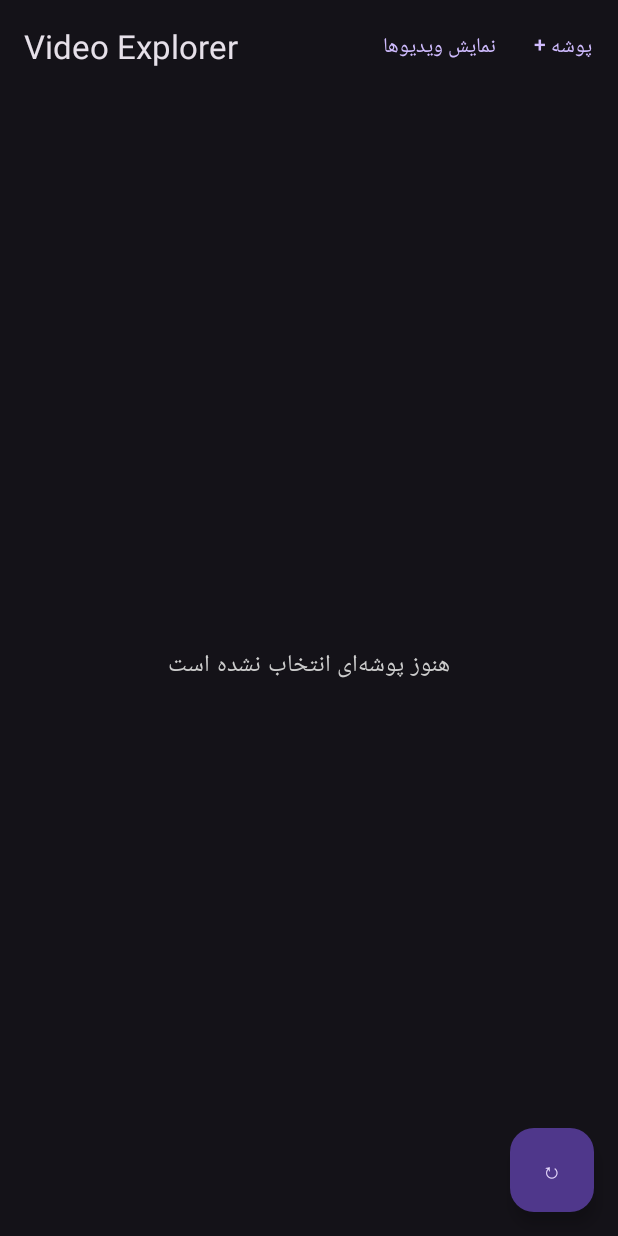
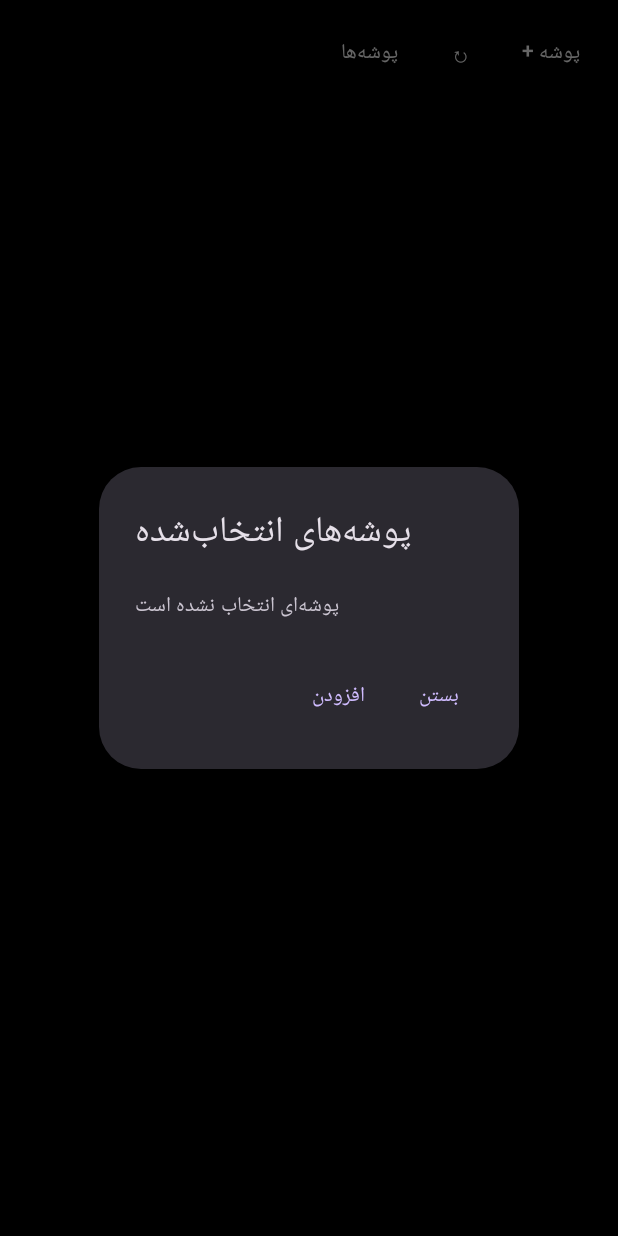
Before and after one commit to cejwan/videoexplorer, an Android app built with Jetpack Compose: the screen it shows after launch (MainActivity), after a tap on "پوشه‌ها", on a phone screen of 412 x 824 dp. Run offline under Robolectric (Android 15) with nearby library versions, the phone set to English and light mode, and no system bars.

Commit message:
Update MainActivity.kt

```diff
--- a/app/src/main/java/ir/videoexplorer/app/MainActivity.kt
+++ b/app/src/main/java/ir/videoexplorer/app/MainActivity.kt
@@ -7,11 +7,10 @@ import androidx.activity.ComponentActivity
 import androidx.activity.compose.setContent
 import androidx.activity.result.contract.ActivityResultContracts
 import androidx.compose.foundation.background
-import androidx.compose.foundation.clickable
+import androidx.compose.foundation.gestures.detectTapGestures
 import androidx.compose.foundation.layout.*
-import androidx.compose.foundation.lazy.grid.GridCells
-import androidx.compose.foundation.lazy.grid.LazyVerticalGrid
-import androidx.compose.foundation.lazy.grid.itemsIndexed
+import androidx.compose.foundation.lazy.LazyColumn
+import androidx.compose.foundation.lazy.items
 import androidx.compose.foundation.pager.VerticalPager
 import androidx.compose.foundation.pager.rememberPagerState
 import androidx.compose.material3.*
@@ -19,19 +18,22 @@ import androidx.compose.runtime.*
 import androidx.compose.ui.Alignment
 import androidx.compose.ui.Modifier
 import androidx.compose.ui.graphics.Color
+import androidx.compose.ui.input.pointer.pointerInput
+import androidx.compose.ui.platform.LocalContext
 import androidx.compose.ui.unit.dp
 import androidx.compose.ui.viewinterop.AndroidView
 import androidx.media3.common.MediaItem
+import androidx.media3.common.Player
 import androidx.media3.exoplayer.ExoPlayer
 import androidx.media3.ui.PlayerView
-import coil.compose.AsyncImage
 import kotlinx.coroutines.launch
 
 class MainActivity : ComponentActivity() {
     private lateinit var store: FolderStore
     private var refresh: (() -> Unit)? = null
 
-    private val folderPicker = registerForActivityResult(ActivityResultContracts.OpenDocumentTree()) { uri ->
+    private val folderPicker =
+        registerForActivityResult(ActivityResultContracts.OpenDocumentTree()) { uri ->
             if (uri != null) {
                 store.addFolder(uri)
                 refresh?.invoke()
@@ -45,8 +47,9 @@ class MainActivity : ComponentActivity() {
             MaterialTheme(colorScheme = darkColorScheme()) {
                 VideoExplorerScreen(
                     store = store,
-                    onAddFolder = { folderPicker.launch(null) }
-                ) { callback -> refresh = callback }
+                    onAddFolder = { folderPicker.launch(null) },
+                    registerRefresh = { callback -> refresh = callback }
+                )
             }
         }
     }
@@ -57,7 +60,6 @@ class MainActivity : ComponentActivity() {
     }
 }
 
-@OptIn(ExperimentalMaterial3Api::class)
 @Composable
 private fun VideoExplorerScreen(
     store: FolderStore,
@@ -65,165 +67,151 @@ private fun VideoExplorerScreen(
     registerRefresh: ((() -> Unit) -> Unit)
 ) {
     var videos by remember { mutableStateOf<List<VideoItem>>(emptyList()) }
-    var selected by remember { mutableIntStateOf(-1) }
-    var tab by remember { mutableStateOf(false) }
     var folders by remember { mutableStateOf(store.folders()) }
+    var showFolders by remember { mutableStateOf(false) }
+    var scanning by remember { mutableStateOf(false) }
     val scope = rememberCoroutineScope()
 
     val reload: () -> Unit = {
+        if (!scanning) {
+            scanning = true
             scope.launch {
                 videos = store.scan()
                 folders = store.folders()
-            if (selected >= videos.size) selected = -1
+                scanning = false
+            }
         }
     }
 
     SideEffect { registerRefresh(reload) }
     LaunchedEffect(Unit) { reload() }
 
-    if (selected >= 0 && videos.isNotEmpty()) {
-        VideoFeed(videos = videos, startIndex = selected, onBack = { selected = -1 })
+    Box(Modifier.fillMaxSize().background(Color.Black)) {
+        if (videos.isEmpty()) {
+            Column(
+                Modifier.fillMaxSize(),
+                horizontalAlignment = Alignment.CenterHorizontally,
+                verticalArrangement = Arrangement.Center
+            ) {
+                Text(
+                    if (scanning) "در حال بررسی ویدیوها…" else "ویدیویی پیدا نشد",
+                    color = Color.White
+                )
+                Spacer(Modifier.height(16.dp))
+                Button(onClick = onAddFolder) { Text("انتخاب پوشه") }
+                Spacer(Modifier.height(8.dp))
+                TextButton(onClick = reload) { Text("بررسی دوباره", color = Color.White) }
+            }
         } else {
-        Scaffold(
-            topBar = {
-                TopAppBar(
-                    title = { Text("Video Explorer") },
-                    actions = {
-                        TextButton(onClick = { tab = !tab }) {
-                            Text(if (tab) "نمایش ویدیوها" else "پوشه‌ها")
+            VideoFeed(videos = videos)
         }
-                        TextButton(onClick = onAddFolder) { Text("+ پوشه") }
+
+        Row(
+            Modifier.fillMaxWidth().align(Alignment.TopEnd).padding(12.dp),
+            horizontalArrangement = Arrangement.End
+        ) {
+            TextButton(onClick = { showFolders = true }) {
+                Text("پوشه‌ها", color = Color.White)
             }
+            TextButton(onClick = reload) {
+                Text("↻", color = Color.White)
+            }
+            TextButton(onClick = onAddFolder) {
+                Text("+ پوشه", color = Color.White)
+            }
+        }
+    }
+
+    if (showFolders) {
+        AlertDialog(
+            onDismissRequest = { showFolders = false },
+            title = { Text("پوشه‌های انتخاب‌شده") },
+            text = {
+                if (folders.isEmpty()) {
+                    Text("پوشه‌ای انتخاب نشده است")
+                } else {
+                    LazyColumn {
+                        items(folders, key = { it.toString() }) { uri ->
+                            Row(
+                                Modifier.fillMaxWidth(),
+                                verticalAlignment = Alignment.CenterVertically
+                            ) {
+                                Text(
+                                    uri.lastPathSegment ?: "پوشه",
+                                    Modifier.weight(1f)
                                 )
-            },
-            floatingActionButton = {
-                FloatingActionButton(onClick = reload) { Text("↻") }
-            }
-        ) { padding ->
-            Column(Modifier.fillMaxSize().padding(padding)) {
-                if (tab) {
-                    if (folders.isEmpty()) {
-                        EmptyState("هنوز پوشه‌ای انتخاب نشده است")
-                    } else {
-                        folders.forEach { uri ->
-                            ListItem(
-                                headlineContent = { Text(uri.lastPathSegment ?: "پوشه") },
-                                supportingContent = { Text(uri.toString(), maxLines = 1) },
-                                trailingContent = {
                                 TextButton(onClick = {
                                     store.removeFolder(uri)
+                                    folders = store.folders()
                                     reload()
                                 }) { Text("حذف") }
+                            }
+                        }
+                    }
+                }
+            },
+            confirmButton = {
+                TextButton(onClick = { showFolders = false }) { Text("بستن") }
+            },
+            dismissButton = {
+                TextButton(onClick = onAddFolder) { Text("افزودن") }
             }
         )
     }
 }
-                } else if (videos.isEmpty()) {
-                    EmptyState("ویدیویی پیدا نشد؛ از + پوشه، یک یا چند پوشه انتخاب کن.")
-                } else {
-                    LazyVerticalGrid(
-                        columns = GridCells.Fixed(3),
-                        contentPadding = PaddingValues(3.dp)
+
+@Composable
+private fun VideoFeed(videos: List<VideoItem>) {
+    val pagerState = rememberPagerState(pageCount = { videos.size })
+    val context = LocalContext.current
+    val player = remember(context) {
+        ExoPlayer.Builder(context).build().apply {
+            repeatMode = Player.REPEAT_MODE_ONE
+        }
+    }
+
+    LaunchedEffect(pagerState.currentPage, videos) {
+        val video = videos.getOrNull(pagerState.currentPage) ?: return@LaunchedEffect
+        player.stop()
+        player.clearMediaItems()
+        player.setMediaItem(MediaItem.fromUri(video.uri))
+        player.prepare()
+        player.playWhenReady = true
+    }
+
+    DisposableEffect(player) {
+        onDispose { player.release() }
+    }
+
+    Box(Modifier.fillMaxSize().background(Color.Black)) {
+        VerticalPager(
+            state = pagerState,
+            modifier = Modifier.fillMaxSize()
+        ) { page ->
+            Box(
+                Modifier.fillMaxSize().background(Color.Black)
+                    .pointerInput(page) {
+                        detectTapGestures(
+                            onLongPress = { player.pause() },
+                            onTap = {
+                                if (player.isPlaying) player.pause() else player.play()
+                            }
+                        )
+                    }
             ) {
-                        itemsIndexed(videos, key = { _, item -> item.uri.toString() }) { index, video ->
-                            Box(
-                                Modifier
-                                    .aspectRatio(0.72f)
-                                    .padding(2.dp)
-                                    .background(Color.DarkGray)
-                                    .clickable { selected = index },
-                                contentAlignment = Alignment.BottomStart
-                            ) {
-                                AsyncImage(
-                                    model = video.uri,
-                                    contentDescription = video.name,
+                AndroidView(
+                    factory = { ctx ->
+                        PlayerView(ctx).apply {
+                            useController = false
+                            player = null
+                        }
+                    },
+                    update = { view ->
+                        view.player = if (page == pagerState.currentPage) player else null
+                    },
                     modifier = Modifier.fillMaxSize()
-                                )
-                                Text(
-                                    video.name,
-                                    color = Color.White,
-                                    maxLines = 2,
-                                    modifier = Modifier
-                                        .fillMaxWidth()
-                                        .background(Color.Black.copy(alpha = 0.55f))
-                                        .padding(4.dp)
                 )
             }
         }
     }
 }
-            }
-        }
-    }
-}
-
-@Composable
-private fun EmptyState(message: String) {
-    Box(Modifier.fillMaxSize().padding(24.dp), contentAlignment = Alignment.Center) {
-        Text(message, color = Color.LightGray)
-    }
-}
-
-@Composable
-private fun VideoFeed(
-    videos: List<VideoItem>,
-    startIndex: Int,
-    onBack: () -> Unit
-) {
-    val pagerState = rememberPagerState(
-        initialPage = startIndex,
-        pageCount = { videos.size }
-    )
-    val context = androidx.compose.ui.platform.LocalContext.current
-    val player = remember {
-        ExoPlayer.Builder(context).build().apply {
-            repeatMode = ExoPlayer.REPEAT_MODE_ONE
-        }
-    }
-
-    LaunchedEffect(pagerState.currentPage, videos) {
-        val currentVideo: VideoItem? = videos.getOrNull(pagerState.currentPage)
-        if (currentVideo != null) {
-            player.setMediaItem(MediaItem.fromUri(currentVideo.uri))
-            player.prepare()
-            player.playWhenReady = true
-        }
-    }
-
-    DisposableEffect(Unit) {
-        onDispose { player.release() }
-    }
-
-    Box(Modifier.fillMaxSize().background(Color.Black)) {
-        VerticalPager(state = pagerState, modifier = Modifier.fillMaxSize()) { page ->
-            val currentPageVideo: VideoItem? = videos.getOrNull(page)
-            Box(Modifier.fillMaxSize()) {
-                AndroidView(
-                    factory = { ctx ->
-                        PlayerView(ctx).apply {
-                            this.player = player
-                            useController = true
-                        }
-                    },
-                    modifier = Modifier.fillMaxSize()
-                )
-                currentPageVideo?.let { video: VideoItem ->
-                    Text(
-                        text = video.name,
-                        color = Color.White,
-                        modifier = Modifier.align(Alignment.BottomStart).padding(16.dp)
-                    )
-                }
-            }
-        }
-        TextButton(
-            onClick = {
-                player.pause()
-                onBack()
-            },
-            modifier = Modifier.align(Alignment.TopStart).padding(8.dp)
-        ) {
-            Text("بازگشت", color = Color.White)
-        }
-    }
-}
```
Lines whose indentation alone changed are shown as unchanged.
